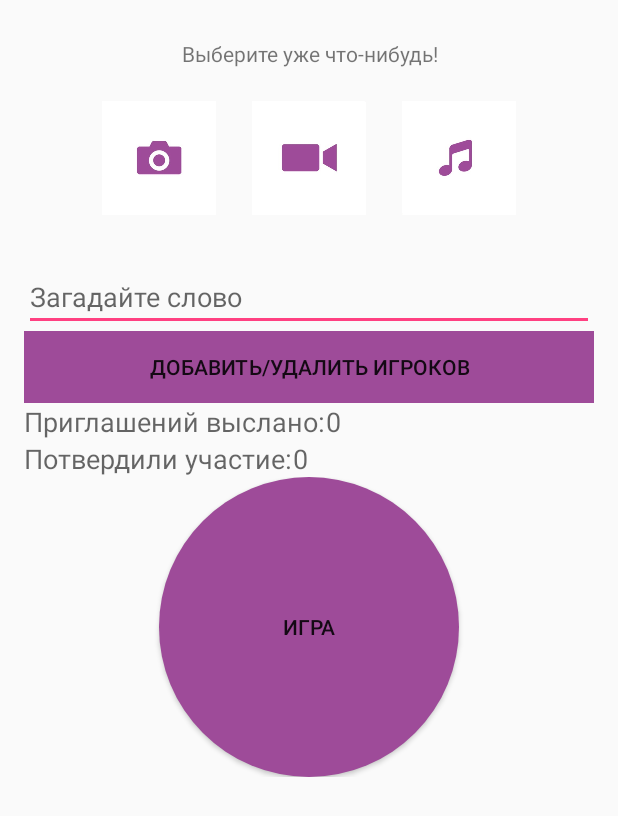
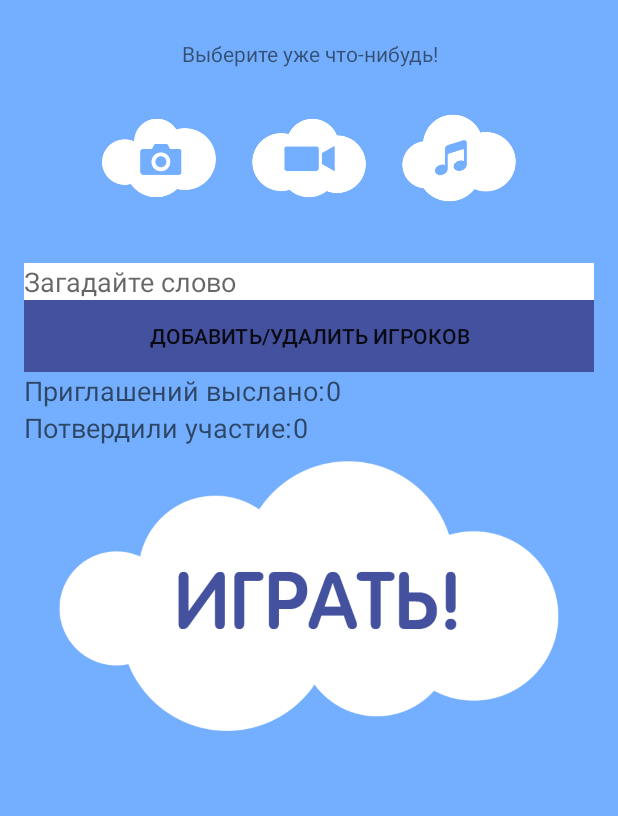
Before and after one commit to Bubkastor/WordGame, an Android app: the layout activity_start_game.xml on its own in the app's theme, with its tools: preview values and no code run, on a phone screen of 412 x 824 dp. Shown: the top 816 px of the screen. Run offline under Robolectric (Android 15) with nearby library versions, the phone set to English and light mode, and no system bars; plain views replace CircleButton, FullscreenVideoLayout.

Commit message:
add resource fix library delete preview in chat set button

```diff
--- a/app/src/main/AndroidManifest.xml
+++ b/app/src/main/AndroidManifest.xml
@@ -42,7 +42,7 @@
             android:screenOrientation="locked" />
         <activity
             android:name=".activity.StartGame"
-            android:configChanges="orientation|screenSize|fontScale"
+            android:configChanges="orientation|screenSize"
             android:launchMode="singleTop"
             android:parentActivityName=".activity.Main"
             android:screenOrientation="locked"
--- a/app/src/main/res/drawable/backgound_row.xml
+++ b/app/src/main/res/drawable/backgound_row.xml
@@ -3,7 +3,7 @@
 
     <item>
         <shape>
-            <stroke android:width="1dp" android:color="@color/cardview_dark_background"></stroke>
+            <stroke android:width="1dp" android:color="@color/cardview_dark_background"/>
 
         </shape>
     </item>
--- a/app/src/main/res/layout/activity_start_game.xml
+++ b/app/src/main/res/layout/activity_start_game.xml
@@ -93,8 +93,8 @@
                         android:layout_height="match_parent">
 
                         <com.github.rtoshiro.view.video.FullscreenVideoLayout
-                            android:layout_width="wrap_content"
-                            android:layout_height="200dp"
+                            android:layout_width="match_parent"
+                            android:layout_height="match_parent"
                             android:id="@+id/videoViewPrev"
                             android:visibility="gone"
                             android:layout_gravity="center" />
@@ -162,6 +162,7 @@
                     android:layout_width="match_parent"
                     android:layout_height="match_parent"
                     android:id="@+id/editTextSrcWord"
+                    android:background="@color/colorWhite"
                     android:inputType="text"
                     android:hint="@string/srcWordToltip" />
             </LinearLayout>
@@ -243,20 +244,15 @@
                     android:layout_height="match_parent"
                     android:gravity="center_horizontal">
 
-                    <Button
-                        android:layout_width="200dp"
+                    <ImageButton
+                        android:layout_width="wrap_content"
                         android:layout_height="200dp"
                         android:text="@string/game"
                         android:id="@+id/buttonRunGame"
-                        android:background="@drawable/oval_button"
-                        android:layout_alignParentEnd="false"
-                        android:layout_alignParentStart="false"
-                        android:layout_alignParentTop="false"
-                        android:layout_alignParentLeft="false"
-                        android:layout_alignParentBottom="false"
-                        android:layout_alignParentRight="false"
-                        android:layout_alignWithParentIfMissing="false"
-                        android:allowUndo="false" />
+                        android:src="@drawable/start"
+                        android:allowUndo="false"
+                        android:scaleType="fitCenter"
+                        style="?android:attr/borderlessButtonStyle" />
                 </RelativeLayout>
 
             </RelativeLayout>
@@ -267,7 +263,7 @@
         android:layout_width="fill_parent"
         android:layout_height="fill_parent"
         android:id="@+id/progressBarLayout"
-        android:background="#a5000000"
+        android:background="@color/colorPrimary"
         android:visibility="gone"
         android:foregroundGravity="center"
         android:gravity="center"
--- a/app/src/main/res/layout/activity_win_game.xml
+++ b/app/src/main/res/layout/activity_win_game.xml
@@ -13,7 +13,7 @@
         <RelativeLayout
             android:layout_width="150dp"
             android:layout_height="150dp"
-            android:id="@+id/mediaLayout"></RelativeLayout>
+            android:id="@+id/mediaLayout"/>
 
         <RelativeLayout
             android:layout_width="match_parent"
--- a/app/src/main/res/values/colors.xml
+++ b/app/src/main/res/values/colors.xml
@@ -3,6 +3,7 @@
     <color name="colorPrimary">#3F51B5</color>
     <color name="colorPrimaryDark">#303F9F</color>
     <color name="colorAccent">#FF4081</color>
-    <color name="colorBackground">#ffffff</color>
-    <color name="colorButton">#9E4B99</color>
+    <color name="colorBackground">#74afff</color>
+    <color name="colorButton">#44519e</color>
+    <color name="colorWhite">#ffff</color>
 </resources>
--- a/app/src/main/res/values/styles.xml
+++ b/app/src/main/res/values/styles.xml
@@ -1,17 +1,11 @@
 <resources xmlns:android="http://schemas.android.com/tools">
 
-    <!-- Base application theme. -->
     <style name="AppTheme" parent="Theme.AppCompat.Light.NoActionBar">
         <!-- Customize your theme here. -->
         <item name="colorPrimary">@color/colorPrimary</item>
         <item name="colorPrimaryDark">@color/colorPrimaryDark</item>
         <item name="colorAccent">@color/colorAccent</item>
-    </style>
-    <style name="NoActionBar" parent="Theme.AppCompat.Light.DarkActionBar">
         <item name="android:windowBackground">@color/colorBackground</item>
-        <item name="android:windowActionBar">false</item>
-        <item name="android:windowNoTitle">true</item>
-        <item name="android:windowFullscreen">true</item>
     </style>
 
 </resources>
--- a/fullscreenimageview/src/main/java/com/bubok/fullscreenimageview/FullScreenImageView.java
+++ b/fullscreenimageview/src/main/java/com/bubok/fullscreenimageview/FullScreenImageView.java
@@ -72,7 +72,7 @@ public class FullScreenImageView extends ImageView {
         mAttacher = new PhotoViewAttacher(imageView);
     }
 
-    private void setFullScreen() {
+    public void setFullScreen() {
         if (this.isFullScreen) {
             View rootView = getRootView();
             View v = rootView.findViewById(android.R.id.content);
```
Also changed, not shown: app/src/main/java/bubok/wordgame/activity/Chat.java (+25 -43 lines), app/src/main/java/bubok/wordgame/activity/StartGame.java (+7 -0 lines), app/src/main/res/layout/activity_chat.xml (+10 -16 lines), app/src/main/res/drawable/audio.jpg (deleted), app/src/main/res/drawable/audio.png (added), app/src/main/res/drawable/photo.jpg (deleted), app/src/main/res/drawable/photo.png (added), app/src/main/res/drawable/start.png (added), app/src/main/res/drawable/video.jpg (deleted), app/src/main/res/drawable/video.png (added).
